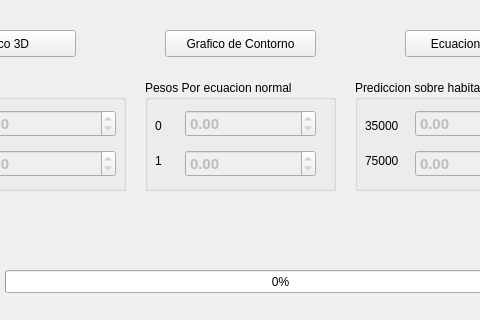
This is form.ui in roderiix/Tarea2-IA as Qt 5 draws it before an edit; both pictures show x 85 to 565 and y 280 to 600 of the 883 by 600 pixel window. The edited form follows.
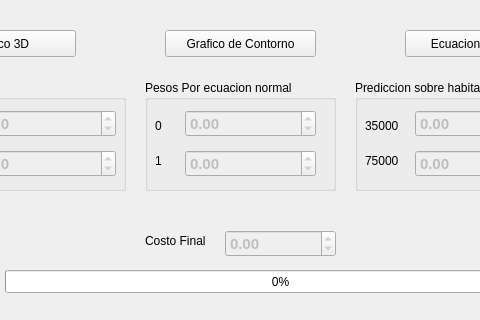
This is the edited form. Custom widgets are drawn as their Qt base class.

Commit message: arreglos varios

Diff of the .ui file:
```diff
--- a/form.ui
+++ b/form.ui
@@ -694,6 +694,46 @@
     </property>
    </widget>
   </widget>
+  <widget class="QLabel" name="label_11">
+   <property name="geometry">
+    <rect>
+     <x>230</x>
+     <y>510</y>
+     <width>71</width>
+     <height>21</height>
+    </rect>
+   </property>
+   <property name="text">
+    <string>Costo Final</string>
+   </property>
+  </widget>
+  <widget class="QDoubleSpinBox" name="costoF">
+   <property name="enabled">
+    <bool>false</bool>
+   </property>
+   <property name="geometry">
+    <rect>
+     <x>310</x>
+     <y>510</y>
+     <width>111</width>
+     <height>27</height>
+    </rect>
+   </property>
+   <property name="font">
+    <font>
+     <family>Arial</family>
+     <pointsize>11</pointsize>
+     <weight>75</weight>
+     <bold>true</bold>
+    </font>
+   </property>
+   <property name="minimum">
+    <double>-100000.000000000000000</double>
+   </property>
+   <property name="maximum">
+    <double>100000.000000000000000</double>
+   </property>
+  </widget>
  </widget>
  <customwidgets>
   <customwidget>
```
The commit also changes 2 other files.
